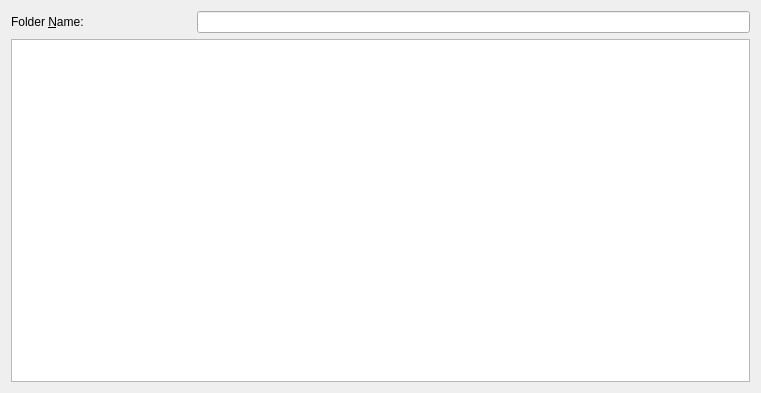
Above: main/FoldersView.ui from towel42-com/RulesMaker before the change. Below: the same form after it.
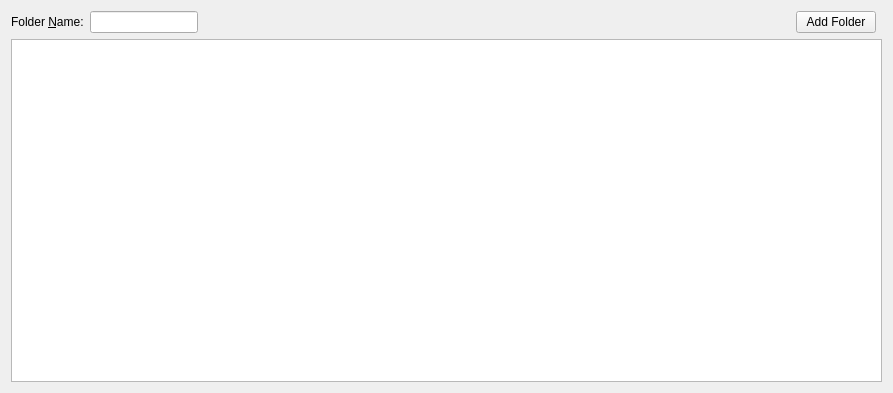
That is the form after the change.

Commit message: added work on unread only Got rid of base email view/model

The edit to the form file:
```diff
--- a/main/FoldersView.ui
+++ b/main/FoldersView.ui
@@ -6,7 +6,7 @@
    <rect>
     <x>0</x>
     <y>0</y>
-    <width>761</width>
+    <width>893</width>
     <height>393</height>
    </rect>
   </property>
@@ -24,16 +24,36 @@
      </property>
     </widget>
    </item>
-   <item row="3" column="0" rowspan="3" colspan="4">
-    <widget class="QTreeView" name="folders"/>
+   <item row="2" column="4">
+    <widget class="QPushButton" name="addFolder">
+     <property name="text">
+      <string>Add Folder</string>
+     </property>
+    </widget>
    </item>
-   <item row="2" column="1" colspan="3">
+   <item row="2" column="1" colspan="2">
     <widget class="QLineEdit" name="name">
      <property name="readOnly">
       <bool>true</bool>
      </property>
     </widget>
    </item>
+   <item row="4" column="0" rowspan="3" colspan="6">
+    <widget class="QTreeView" name="folders"/>
+   </item>
+   <item row="2" column="3">
+    <spacer name="horizontalSpacer">
+     <property name="orientation">
+      <enum>Qt::Horizontal</enum>
+     </property>
+     <property name="sizeHint" stdset="0">
+      <size>
+       <width>40</width>
+       <height>20</height>
+      </size>
+     </property>
+    </spacer>
+   </item>
   </layout>
  </widget>
  <tabstops>
```
The commit also changes 21 other files.
